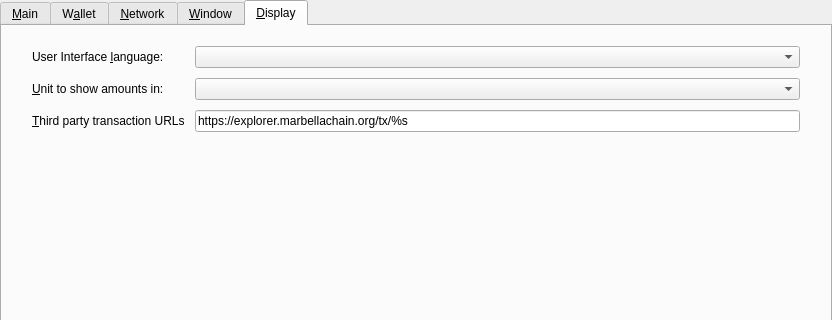
Qt form src/qt/forms/optionsdialog.ui (MIQUEIASGAMA/mchain) before a commit; both pictures show x 0 to 832 and y 0 to 320 of the 832 by 468 pixel window.
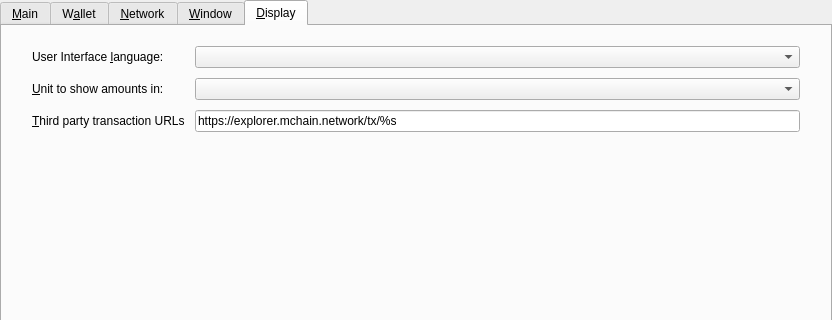
The same form after that commit. The open tabs and pages were chosen to show the change. Custom widgets are drawn as their Qt base class.

Diff of the .ui file:
```diff
--- a/src/qt/forms/optionsdialog.ui
+++ b/src/qt/forms/optionsdialog.ui
@@ -793,7 +793,7 @@
             <string>Third party URLs (e.g. a block explorer) that appear in the transactions tab as context menu items. %s in the URL is replaced by transaction hash. Multiple URLs are separated by vertical bar |.</string>
            </property>
            <property name="text">
-            <string>https://explorer.marbellachain.org/tx/%s</string>
+            <string>https://explorer.mchain.network/tx/%s</string>
            </property>
           </widget>
          </item>
```
